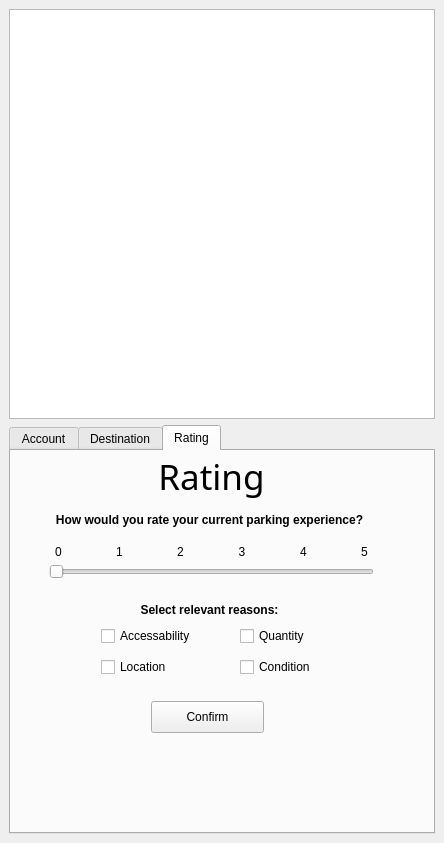
The window that SPARK/Spatial_decision_making_Freek_Bas/spark_dockwidget_base.ui (basvantol/2017_Group13_Spark) describes before a commit, drawn with Qt 5.
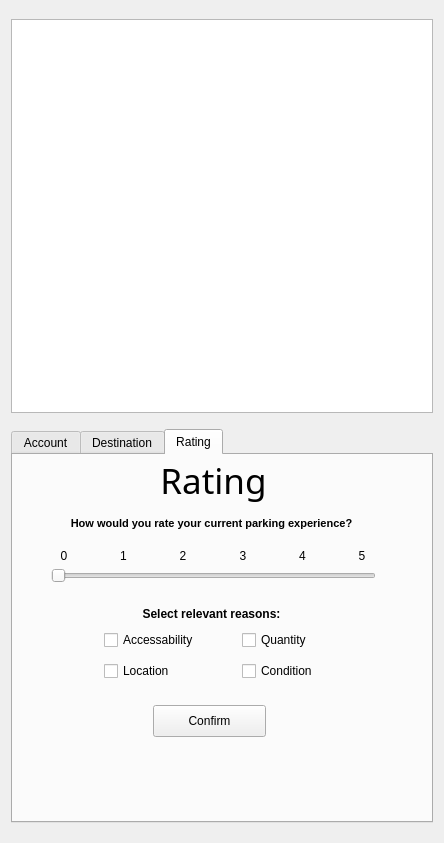
The same window after the commit. The open tabs and pages were chosen to show the change.

Commit message: Maximum size set

```diff
--- a/SPARK/Spatial_decision_making_Freek_Bas/spark_dockwidget_base.ui
+++ b/SPARK/Spatial_decision_making_Freek_Bas/spark_dockwidget_base.ui
@@ -17,6 +17,12 @@
    <layout class="QGridLayout" name="gridLayout">
     <item row="1" column="0">
      <widget class="QTabWidget" name="tabWidget">
+      <property name="maximumSize">
+       <size>
+        <width>422</width>
+        <height>394</height>
+       </size>
+      </property>
       <property name="currentIndex">
        <number>0</number>
       </property>
@@ -404,6 +410,12 @@
           <height>51</height>
          </rect>
         </property>
+        <property name="maximumSize">
+         <size>
+          <width>401</width>
+          <height>51</height>
+         </size>
+        </property>
         <property name="font">
          <font>
           <family>TU Delft-UltraLight</family>
@@ -426,11 +438,23 @@
           <height>21</height>
          </rect>
         </property>
+        <property name="maximumSize">
+         <size>
+          <width>361</width>
+          <height>21</height>
+         </size>
+        </property>
         <layout class="QGridLayout" name="gridLayout_11">
          <item row="0" column="0">
           <layout class="QGridLayout" name="gridLayout_12">
            <item row="0" column="2">
             <widget class="QLabel" name="label_18">
+             <property name="maximumSize">
+              <size>
+               <width>54</width>
+               <height>17</height>
+              </size>
+             </property>
              <property name="text">
               <string>2</string>
              </property>
@@ -441,6 +465,12 @@
            </item>
            <item row="0" column="1">
             <widget class="QLabel" name="label_17">
+             <property name="maximumSize">
+              <size>
+               <width>53</width>
+               <height>17</height>
+              </size>
+             </property>
              <property name="text">
               <string>1</string>
              </property>
@@ -451,6 +481,12 @@
            </item>
            <item row="0" column="0">
             <widget class="QLabel" name="label_16">
+             <property name="maximumSize">
+              <size>
+               <width>54</width>
+               <height>17</height>
+              </size>
+             </property>
              <property name="text">
               <string>0</string>
              </property>
@@ -461,6 +497,12 @@
            </item>
            <item row="0" column="4">
             <widget class="QLabel" name="label_20">
+             <property name="maximumSize">
+              <size>
+               <width>53</width>
+               <height>17</height>
+              </size>
+             </property>
              <property name="text">
               <string>4</string>
              </property>
@@ -471,6 +513,12 @@
            </item>
            <item row="0" column="3">
             <widget class="QLabel" name="label_19">
+             <property name="maximumSize">
+              <size>
+               <width>54</width>
+               <height>17</height>
+              </size>
+             </property>
              <property name="text">
               <string>3</string>
              </property>
@@ -481,6 +529,12 @@
            </item>
            <item row="0" column="5">
             <widget class="QLabel" name="label_21">
+             <property name="maximumSize">
+              <size>
+               <width>54</width>
+               <height>17</height>
+              </size>
+             </property>
              <property name="text">
               <string>5</string>
              </property>
@@ -502,6 +556,12 @@
           <height>22</height>
          </rect>
         </property>
+        <property name="maximumSize">
+         <size>
+          <width>325</width>
+          <height>22</height>
+         </size>
+        </property>
         <property name="maximum">
          <number>5</number>
         </property>
@@ -518,8 +578,15 @@
           <height>17</height>
          </rect>
         </property>
+        <property name="maximumSize">
+         <size>
+          <width>357</width>
+          <height>17</height>
+         </size>
+        </property>
         <property name="font">
          <font>
+          <pointsize>8</pointsize>
           <weight>75</weight>
           <bold>true</bold>
          </font>
@@ -540,6 +607,12 @@
           <height>17</height>
          </rect>
         </property>
+        <property name="maximumSize">
+         <size>
+          <width>357</width>
+          <height>17</height>
+         </size>
+        </property>
         <property name="font">
          <font>
           <weight>75</weight>
@@ -562,9 +635,21 @@
           <height>61</height>
          </rect>
         </property>
+        <property name="maximumSize">
+         <size>
+          <width>271</width>
+          <height>61</height>
+         </size>
+        </property>
         <layout class="QGridLayout" name="gridLayout_15">
          <item row="0" column="1">
           <widget class="QCheckBox" name="checkBoxQuantity">
+           <property name="maximumSize">
+            <size>
+             <width>131</width>
+             <height>20</height>
+            </size>
+           </property>
            <property name="text">
             <string>Quantity</string>
            </property>
@@ -572,6 +657,12 @@
          </item>
          <item row="0" column="0">
           <widget class="QCheckBox" name="checkBoxAccessability">
+           <property name="maximumSize">
+            <size>
+             <width>131</width>
+             <height>20</height>
+            </size>
+           </property>
            <property name="text">
             <string>Accessability</string>
            </property>
@@ -579,6 +670,12 @@
          </item>
          <item row="1" column="0">
           <widget class="QCheckBox" name="checkBoxLocation">
+           <property name="maximumSize">
+            <size>
+             <width>131</width>
+             <height>20</height>
+            </size>
+           </property>
            <property name="text">
             <string>Location</string>
            </property>
@@ -586,6 +683,12 @@
          </item>
          <item row="1" column="1">
           <widget class="QCheckBox" name="checkBoxCondition">
+           <property name="maximumSize">
+            <size>
+             <width>131</width>
+             <height>20</height>
+            </size>
+           </property>
            <property name="text">
             <string>Condition</string>
            </property>
@@ -602,6 +705,12 @@
           <height>32</height>
          </rect>
         </property>
+        <property name="maximumSize">
+         <size>
+          <width>113</width>
+          <height>32</height>
+         </size>
+        </property>
         <property name="text">
          <string>Confirm</string>
         </property>
@@ -610,7 +719,20 @@
      </widget>
     </item>
     <item row="0" column="0">
-     <widget class="QGraphicsView" name="Map"/>
+     <widget class="QGraphicsView" name="Map">
+      <property name="minimumSize">
+       <size>
+        <width>422</width>
+        <height>0</height>
+       </size>
+      </property>
+      <property name="maximumSize">
+       <size>
+        <width>422</width>
+        <height>394</height>
+       </size>
+      </property>
+     </widget>
     </item>
    </layout>
   </widget>
```
Left out of the diff: 129 changed lines with no effect on the pictures.
